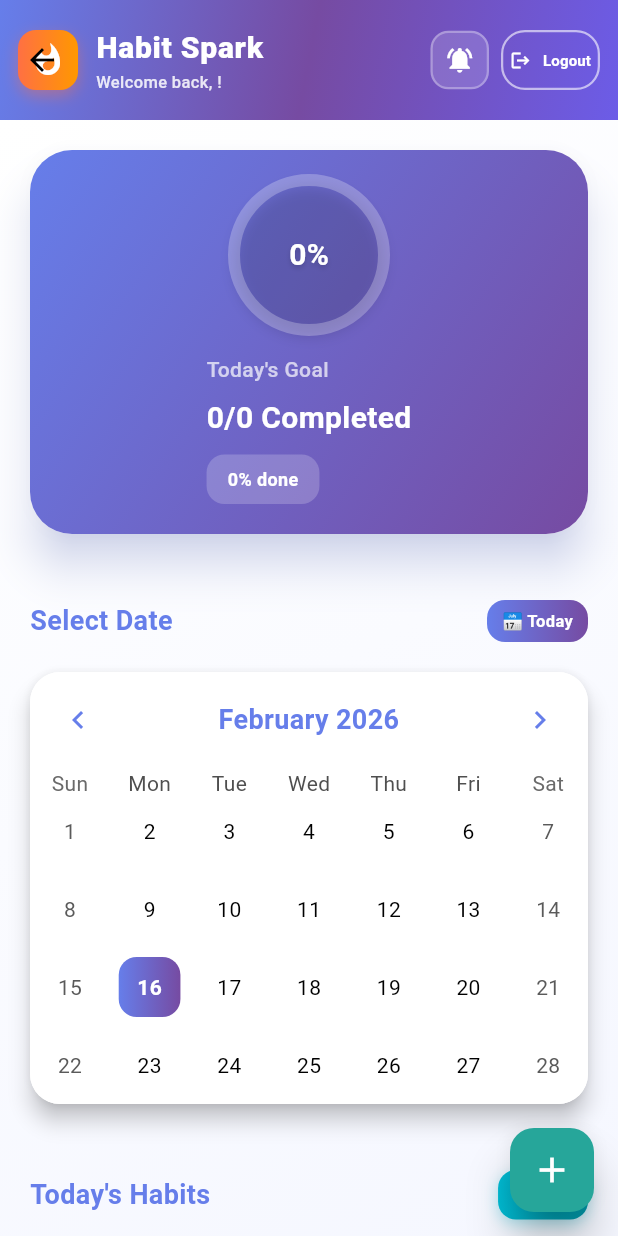
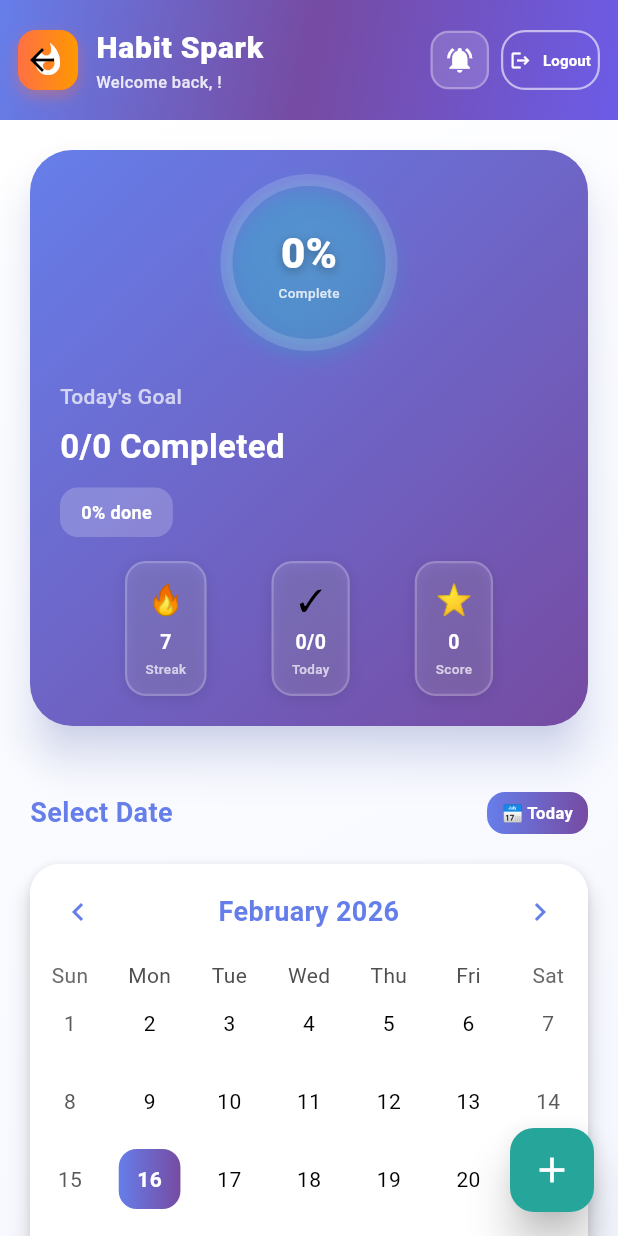
Before and after one commit to aravind-0208/daily_habit_tracker, a Flutter app: the HomeScreen screen opened by its route, on a phone screen of 412 x 824 dp. Run offline on Flutter 3.47's test engine with Material 3 defaults, Android fonts, the phone set to English and light mode, and no system bars; drawn by our look-alikes of table_calendar; our stand-ins replace shared_preferences; accounts and stored records are empty.

Commit message:
new commit

```diff
--- a/daily_habit_tracker/lib/main.dart
+++ b/daily_habit_tracker/lib/main.dart
@@ -242,50 +242,70 @@ class _HomeScreenState extends State<HomeScreen> with TickerProviderStateMixin {
                                   double celebrationScale = 1.0 + (_celebrationController.value * 0.15);
                                   return Transform.scale(
                                     scale: celebrationScale,
-                                    child: SizedBox(
-                                      height: isMobile ? 100 : 120,
-                                      width: isMobile ? 100 : 120,
-                                      child: Stack(
-                                        fit: StackFit.expand,
-                                        children: [
-                                          // Background ring
-                                          Container(
+                                    child: Container(
+                                      width: 110,
+                                      height: 110,
                                       decoration: BoxDecoration(
                                         shape: BoxShape.circle,
                                         boxShadow: [
                                           BoxShadow(
-                                                  color: Colors.black.withOpacity(0.15),
-                                                  blurRadius: 8,
+                                            color: const Color(0xFF26A69A).withOpacity(0.25),
+                                            blurRadius: 10,
                                             offset: const Offset(0, 4),
+                                          ),
+                                          BoxShadow(
+                                            color: const Color(0xFF00E5FF).withOpacity(0.15),
+                                            blurRadius: 15,
+                                            offset: const Offset(0, 6),
                                           ),
                                         ],
                                       ),
-                                            child: CircularProgressIndicator(
+                                      child: Stack(
+                                        fit: StackFit.expand,
+                                        children: [
+                                          // Glowing background circle
+                                          Container(
+                                            decoration: BoxDecoration(
+                                              shape: BoxShape.circle,
+                                              gradient: RadialGradient(
+                                                colors: [
+                                                  Colors.white.withOpacity(0.06),
+                                                  Colors.white.withOpacity(0.02),
+                                                ],
+                                              ),
+                                            ),
+                                          ),
+                                          // Progress ring with gradient
+                                          CircularProgressIndicator(
                                             value: animatedPercent,
-                                              strokeWidth: isMobile ? 8 : 10,
-                                              backgroundColor: Colors.white.withOpacity(0.25),
+                                            strokeWidth: 8,
+                                            backgroundColor: Colors.white.withOpacity(0.15),
                                             valueColor: AlwaysStoppedAnimation<Color>(
                                               Color.lerp(const Color(0xFF26A69A), const Color(0xFF00E5FF), animatedPercent) ?? const Color(0xFF26A69A),
                                             ),
                                             strokeCap: StrokeCap.round,
                                           ),
-                                          ),
-                                          // Center text with glow effect
+                                          // Center content
                                           Center(
-                                            child: Text(
+                                            child: Column(
+                                              mainAxisAlignment: MainAxisAlignment.center,
+                                              children: [
+                                                Text(
                                                   "${(animatedPercent * 100).toInt()}%",
-                                              style: TextStyle(
-                                                fontSize: isMobile ? 20 : 28,
-                                                fontWeight: FontWeight.bold,
+                                                  style: const TextStyle(
+                                                    fontSize: 28,
+                                                    fontWeight: FontWeight.w900,
                                                     color: Colors.white,
-                                                shadows: const [
-                                                  Shadow(
-                                                    offset: Offset(0, 2),
-                                                    blurRadius: 4,
-                                                    color: Color.fromARGB(40, 0, 0, 0),
-                                                  ),
+                                                    shadows: [
+                                                      Shadow(offset: Offset(0, 2), blurRadius: 8, color: Color.fromARGB(80, 0, 0, 0)),
                                                     ],
                                                   ),
+                                                ),
+                                                Text(
+                                                  "Complete",
+                                                  style: TextStyle(fontSize: 9, color: Colors.white.withOpacity(0.8), fontWeight: FontWeight.w500),
+                                                )
+                                              ],
                                             ),
                                           )
                                         ],
@@ -294,28 +314,37 @@ class _HomeScreenState extends State<HomeScreen> with TickerProviderStateMixin {
                                   );
                                 },
                               ),
-                              SizedBox(height: isMobile ? 16 : 0),
+                              SizedBox(height: 24),
                               Column(
                                 crossAxisAlignment: CrossAxisAlignment.start,
                                 mainAxisAlignment: MainAxisAlignment.center,
                                 children: [
                                   Text(
                                     "Today's Goal",
-                                    style: TextStyle(fontSize: isMobile ? 14 : 16, color: Colors.white70, fontWeight: FontWeight.w500),
+                                    style: TextStyle(fontSize: 14, color: Colors.white70, fontWeight: FontWeight.w500),
                                   ),
                                   const SizedBox(height: 8),
                                   Text(
                                     "$done/${today.length} Completed",
-                                    style: TextStyle(fontSize: isMobile ? 20 : 24, fontWeight: FontWeight.bold, color: Colors.white),
+                                    style: const TextStyle(fontSize: 22, fontWeight: FontWeight.bold, color: Colors.white),
                                   ),
-                                  const SizedBox(height: 10),
+                                  const SizedBox(height: 12),
                                   Container(
                                     padding: const EdgeInsets.symmetric(horizontal: 14, vertical: 8),
                                     decoration: BoxDecoration(color: Colors.white.withOpacity(0.2), borderRadius: BorderRadius.circular(12)),
                                     child: Text(
                                       percentText == 100 ? "🔥 All set!" : "$percentText% done",
-                                      style: TextStyle(fontSize: isMobile ? 12 : 13, fontWeight: FontWeight.w600, color: Colors.white),
+                                      style: const TextStyle(fontSize: 12, fontWeight: FontWeight.w600, color: Colors.white),
                                     ),
+                                  ),
+                                  const SizedBox(height: 16),
+                                  Row(
+                                    mainAxisAlignment: MainAxisAlignment.spaceEvenly,
+                                    children: [
+                                      _buildStatBox("Streak", "7", "🔥", isMobile),
+                                      _buildStatBox("Today", "$done/${today.length}", "✓", isMobile),
+                                      _buildStatBox("Score", "${(percent * 100).toInt()}", "⭐", isMobile),
+                                    ],
                                   )
                                 ],
                               )
@@ -331,50 +360,70 @@ class _HomeScreenState extends State<HomeScreen> with TickerProviderStateMixin {
                                     double celebrationScale = 1.0 + (_celebrationController.value * 0.15);
                                     return Transform.scale(
                                       scale: celebrationScale,
-                                      child: SizedBox(
-                                        height: 120,
-                                        width: 120,
-                                        child: Stack(
-                                          fit: StackFit.expand,
-                                          children: [
-                                            // Background ring
-                                            Container(
+                                      child: Container(
+                                        width: 140,
+                                        height: 140,
                                         decoration: BoxDecoration(
                                           shape: BoxShape.circle,
                                           boxShadow: [
                                             BoxShadow(
-                                                    color: Colors.black.withOpacity(0.15),
-                                                    blurRadius: 8,
+                                              color: const Color(0xFF26A69A).withOpacity(0.25),
+                                              blurRadius: 10,
                                               offset: const Offset(0, 4),
+                                            ),
+                                            BoxShadow(
+                                              color: const Color(0xFF00E5FF).withOpacity(0.15),
+                                              blurRadius: 15,
+                                              offset: const Offset(0, 6),
                                             ),
                                           ],
                                         ),
-                                              child: CircularProgressIndicator(
+                                        child: Stack(
+                                          fit: StackFit.expand,
+                                          children: [
+                                            // Glowing background
+                                            Container(
+                                              decoration: BoxDecoration(
+                                                shape: BoxShape.circle,
+                                                gradient: RadialGradient(
+                                                  colors: [
+                                                    Colors.white.withOpacity(0.06),
+                                                    Colors.white.withOpacity(0.02),
+                                                  ],
+                                                ),
+                                              ),
+                                            ),
+                                            // Progress ring
+                                            CircularProgressIndicator(
                                               value: animatedPercent,
                                               strokeWidth: 10,
-                                                backgroundColor: Colors.white.withOpacity(0.25),
+                                              backgroundColor: Colors.white.withOpacity(0.15),
                                               valueColor: AlwaysStoppedAnimation<Color>(
                                                 Color.lerp(const Color(0xFF26A69A), const Color(0xFF00E5FF), animatedPercent) ?? const Color(0xFF26A69A),
                                               ),
                                               strokeCap: StrokeCap.round,
                                             ),
-                                            ),
-                                            // Center text with glow effect
+                                            // Center content
                                             Center(
-                                              child: Text(
+                                              child: Column(
+                                                mainAxisAlignment: MainAxisAlignment.center,
+                                                children: [
+                                                  Text(
                                                     "${(animatedPercent * 100).toInt()}%",
                                                     style: const TextStyle(
-                                                  fontSize: 28,
-                                                  fontWeight: FontWeight.bold,
+                                                      fontSize: 40,
+                                                      fontWeight: FontWeight.w900,
                                                       color: Colors.white,
                                                       shadows: [
-                                                    Shadow(
-                                                      offset: Offset(0, 2),
-                                                      blurRadius: 4,
-                                                      color: Color.fromARGB(40, 0, 0, 0),
-                                                    ),
+                                                        Shadow(offset: Offset(0, 3), blurRadius: 10, color: Color.fromARGB(100, 0, 0, 0)),
                                                       ],
                                                     ),
+                                                  ),
+                                                  const Text(
+                                                    "Completed",
+                                                    style: TextStyle(fontSize: 11, color: Colors.white70, fontWeight: FontWeight.w600),
+                                                  )
+                                                ],
                                               ),
                                             )
                                           ],
@@ -390,22 +439,31 @@ class _HomeScreenState extends State<HomeScreen> with TickerProviderStateMixin {
                                     mainAxisAlignment: MainAxisAlignment.center,
                                     children: [
                                       const Text(
-                                        "Today's Goal",
-                                        style: TextStyle(fontSize: 16, color: Colors.white70, fontWeight: FontWeight.w500),
+                                        "Today's Progress",
+                                        style: TextStyle(fontSize: 18, color: Colors.white70, fontWeight: FontWeight.w500),
                                       ),
-                                      const SizedBox(height: 8),
+                                      const SizedBox(height: 12),
                                       Text(
-                                        "$done/${today.length} Completed",
-                                        style: const TextStyle(fontSize: 24, fontWeight: FontWeight.bold, color: Colors.white),
+                                        "$done/${today.length} Habits Completed",
+                                        style: const TextStyle(fontSize: 26, fontWeight: FontWeight.bold, color: Colors.white),
                                       ),
-                                      const SizedBox(height: 10),
+                                      const SizedBox(height: 16),
                                       Container(
                                         padding: const EdgeInsets.symmetric(horizontal: 14, vertical: 8),
                                         decoration: BoxDecoration(color: Colors.white.withOpacity(0.2), borderRadius: BorderRadius.circular(12)),
                                         child: Text(
-                                          percentText == 100 ? "🔥 All set!" : "$percentText% done",
+                                          percentText == 100 ? "🔥 Amazing! All habits completed!" : "Keep going! $percentText% progress!",
                                           style: const TextStyle(fontSize: 13, fontWeight: FontWeight.w600, color: Colors.white),
                                         ),
+                                      ),
+                                      const SizedBox(height: 20),
+                                      Row(
+                                        mainAxisAlignment: MainAxisAlignment.spaceBetween,
+                                        children: [
+                                          _buildStatBox("🔥 Streak", "7 days", "", false),
+                                          _buildStatBox("⭐ Score", "${(percent * 100).toInt()}/100", "", false),
+                                          _buildStatBox("✓ Done", "$done/${today.length}", "", false),
+                                        ],
                                       )
                                     ],
                                   ),
@@ -596,6 +654,50 @@ class _HomeScreenState extends State<HomeScreen> with TickerProviderStateMixin {
     return "${date.day}/${date.month}/${date.year}";
   }
 
+  Widget _buildStatBox(String label, String value, String emoji, bool isMobileLayout) {
+    return Container(
+      padding: EdgeInsets.symmetric(horizontal: isMobileLayout ? 12 : 16, vertical: isMobileLayout ? 10 : 12),
+      decoration: BoxDecoration(
+        color: Colors.white.withOpacity(0.12),
+        borderRadius: BorderRadius.circular(14),
+        border: Border.all(color: Colors.white.withOpacity(0.2), width: 1.5),
+        boxShadow: [
+          BoxShadow(
+            color: Colors.black.withOpacity(0.1),
+            blurRadius: 8,
+            offset: const Offset(0, 2),
+          ),
+        ],
+      ),
+      child: Column(
+        children: [
+          Text(
+            emoji,
+            style: const TextStyle(fontSize: 20),
+          ),
+          const SizedBox(height: 4),
+          Text(
+            value,
+            style: TextStyle(
+              fontSize: isMobileLayout ? 13 : 14,
+              fontWeight: FontWeight.bold,
+              color: Colors.white,
+            ),
+          ),
+          const SizedBox(height: 2),
+          Text(
+            label,
+            style: TextStyle(
+              fontSize: isMobileLayout ? 9 : 10,
+              color: Colors.white.withOpacity(0.7),
+              fontWeight: FontWeight.w500,
+            ),
+          ),
+        ],
+      ),
+    );
+  }
+
   void addHabit() {
     final c = TextEditingController();
     final size = MediaQuery.of(context).size;
```
Lines whose indentation alone changed are shown as unchanged.
